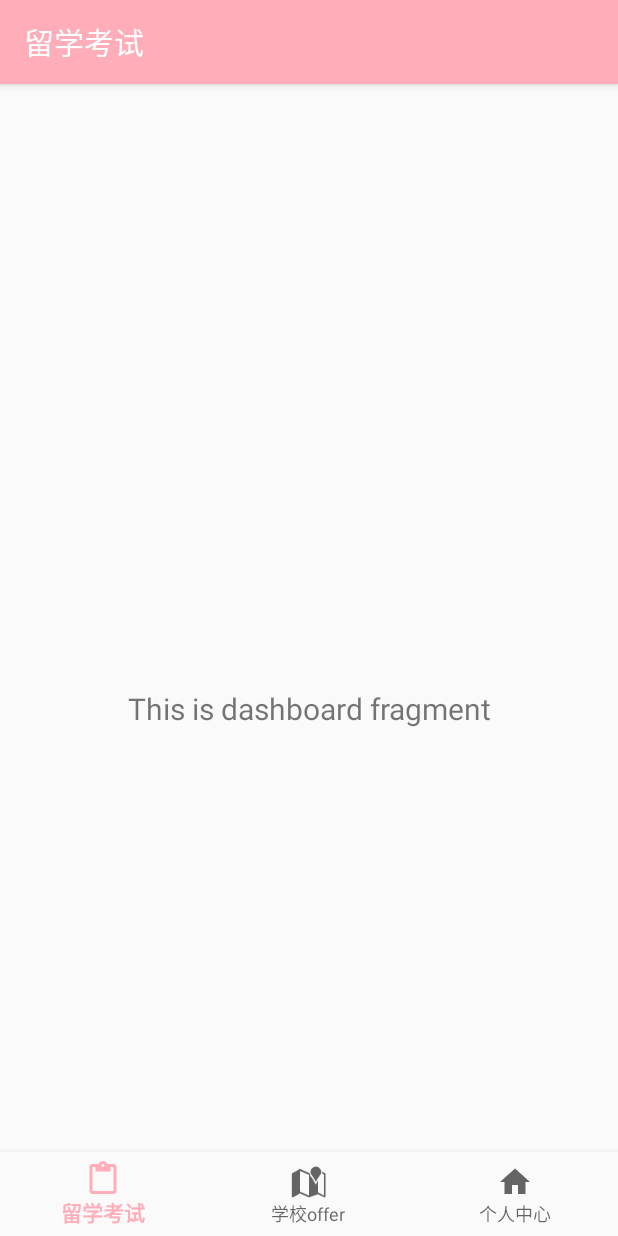
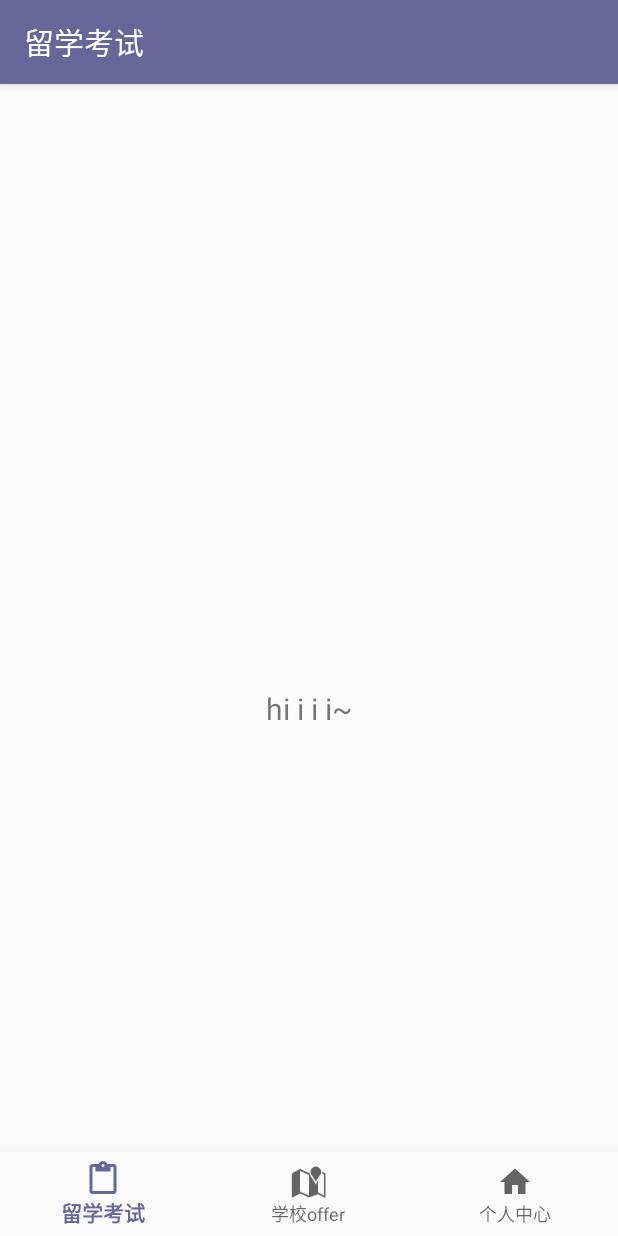
Before and after one commit to vinefan/LiuxueGroup, an Android app: the DashboardFragment screen opened through its navigation route, on a phone screen of 412 x 824 dp. Run offline under Robolectric (Android 15) with nearby library versions, the phone set to English and light mode, and no system bars; our stand-ins replace navigation-ui.

Commit message:
test fragment

```diff
--- a/app/src/main/java/cn/swufe/vine/liuxuegroup/ui/dashboard/DashboardFragment.java
+++ b/app/src/main/java/cn/swufe/vine/liuxuegroup/ui/dashboard/DashboardFragment.java
@@ -25,12 +25,15 @@ public class DashboardFragment extends Fragment {
 //        将fragment填充进activity
         View root = inflater.inflate(R.layout.fragment_dashboard, container, false);
 
+//        取出文本框视图
         final TextView textView = root.findViewById(R.id.text_dashboard);
 
+//        执行dashboardViewModel的getText方法，
         dashboardViewModel.getText().observe(getViewLifecycleOwner(), new Observer<String>() {
             @Override
             public void onChanged(@Nullable String s) {
-                textView.setText(s);
+//
+//                textView.setText(s);
             }
         });
 
--- a/app/src/main/res/layout/fragment_dashboard.xml
+++ b/app/src/main/res/layout/fragment_dashboard.xml
@@ -13,6 +13,7 @@
         android:layout_marginStart="8dp"
         android:layout_marginTop="8dp"
         android:layout_marginEnd="8dp"
+        android:text="hi i i i~"
         android:textAlignment="center"
         android:textSize="20sp"
         app:layout_constraintBottom_toBottomOf="parent"
--- a/app/src/main/res/values/colors.xml
+++ b/app/src/main/res/values/colors.xml
@@ -1,6 +1,6 @@
 <?xml version="1.0" encoding="utf-8"?>
 <resources>
-    <color name="colorPrimary">#FFAEB9</color>
-    <color name="colorPrimaryDark">#FFAEB9</color>
+    <color name="colorPrimary">#666699</color>
+    <color name="colorPrimaryDark">#666699</color>
     <color name="colorAccent">#FFAEB9</color>
 </resources>
```
